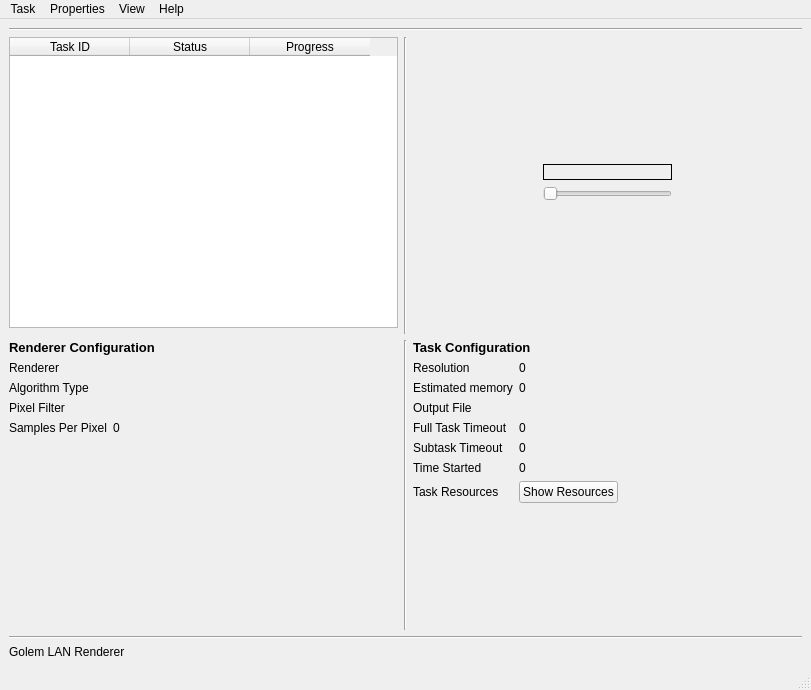
golemfactory/clay, file poc/golemPy/examples/gnr/ui/AdministratorMainWindow.ui: the form before one commit.
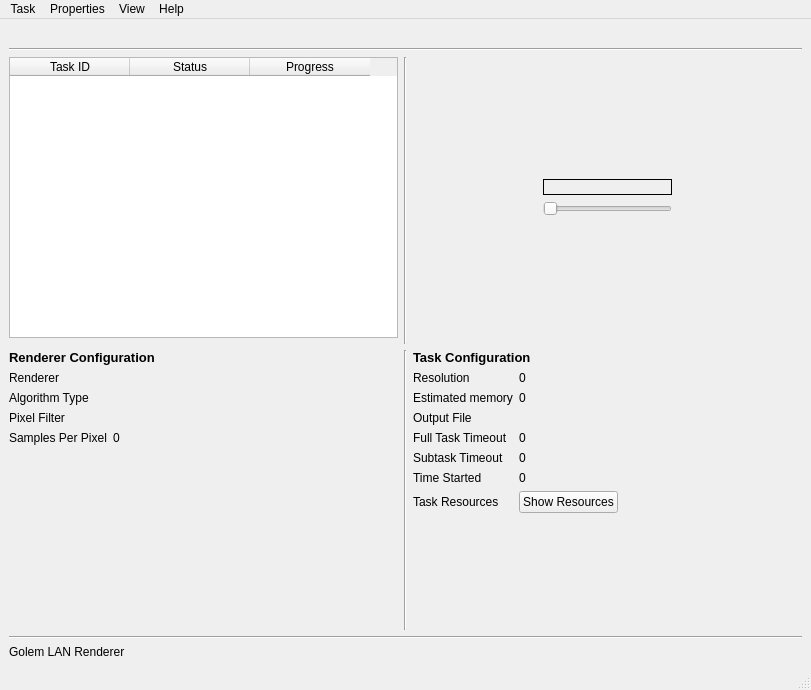
The form after the commit. Custom widgets are drawn as their Qt base class.

What changed in the file:
```diff
--- a/poc/golemPy/examples/gnr/ui/AdministratorMainWindow.ui
+++ b/poc/golemPy/examples/gnr/ui/AdministratorMainWindow.ui
@@ -21,6 +21,13 @@
   </property>
   <widget class="QWidget" name="centralwidget">
    <layout class="QVBoxLayout" name="verticalLayout_2">
+    <item>
+     <widget class="QLabel" name="client_id_label">
+      <property name="text">
+       <string/>
+      </property>
+     </widget>
+    </item>
     <item>
      <widget class="Line" name="line_4">
       <property name="orientation">
```
Left out of the diff: 6 changed lines with no effect on the pictures.
